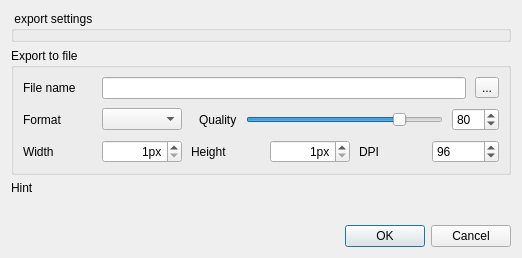
This is src/corelibs/U2Gui/src/util/ui/ExportImageDialog.ui in violethaze74/ugene as Qt 5 draws it before an edit. The edited form follows.
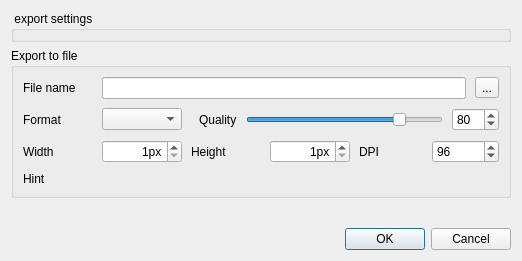
This is the edited form.

What changed in the file:
```diff
--- a/src/corelibs/U2Gui/src/util/ui/ExportImageDialog.ui
+++ b/src/corelibs/U2Gui/src/util/ui/ExportImageDialog.ui
@@ -7,7 +7,7 @@
     <x>0</x>
     <y>0</y>
     <width>522</width>
-    <height>258</height>
+    <height>261</height>
    </rect>
   </property>
   <property name="sizePolicy">
@@ -360,9 +360,6 @@
         </item>
        </layout>
       </item>
-     </layout>
-    </widget>
-   </item>
    <item>
     <widget class="QLabel" name="hintLabel">
      <property name="enabled">
@@ -371,6 +368,9 @@
      <property name="text">
       <string>Hint</string>
      </property>
+       </widget>
+      </item>
+     </layout>
     </widget>
    </item>
    <item>
```
Lines whose indentation alone changed are shown as unchanged.
